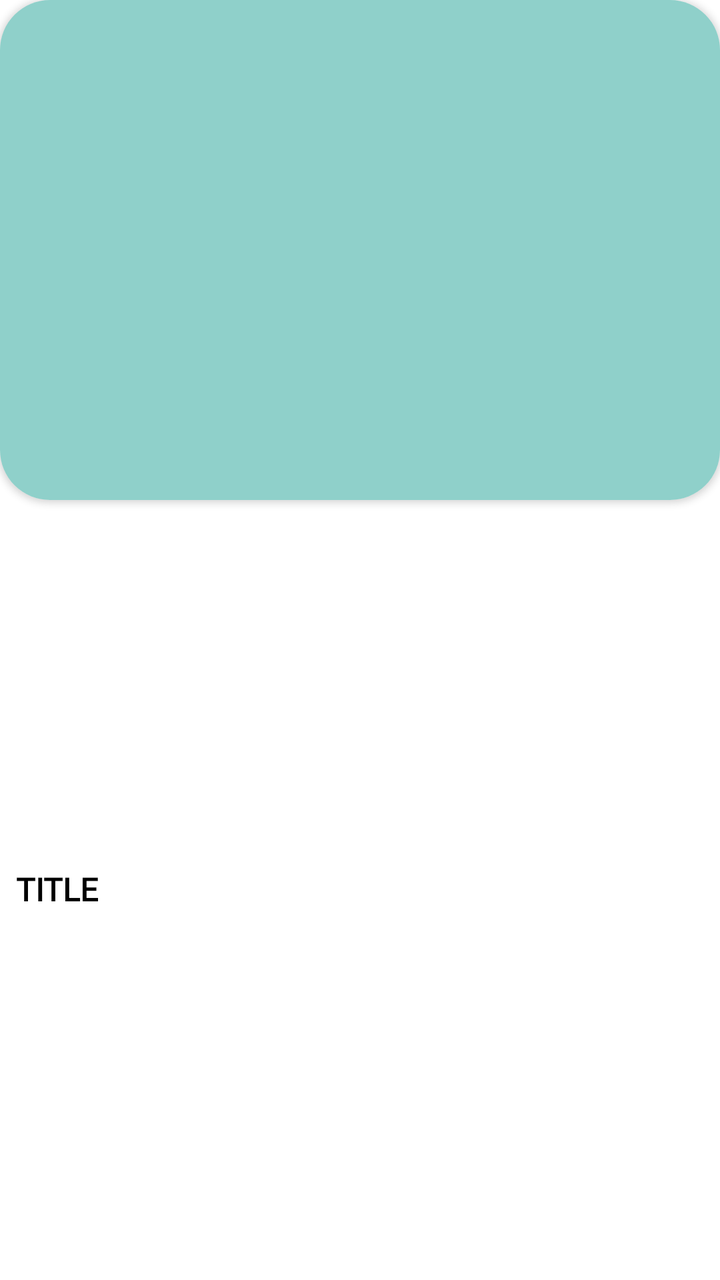
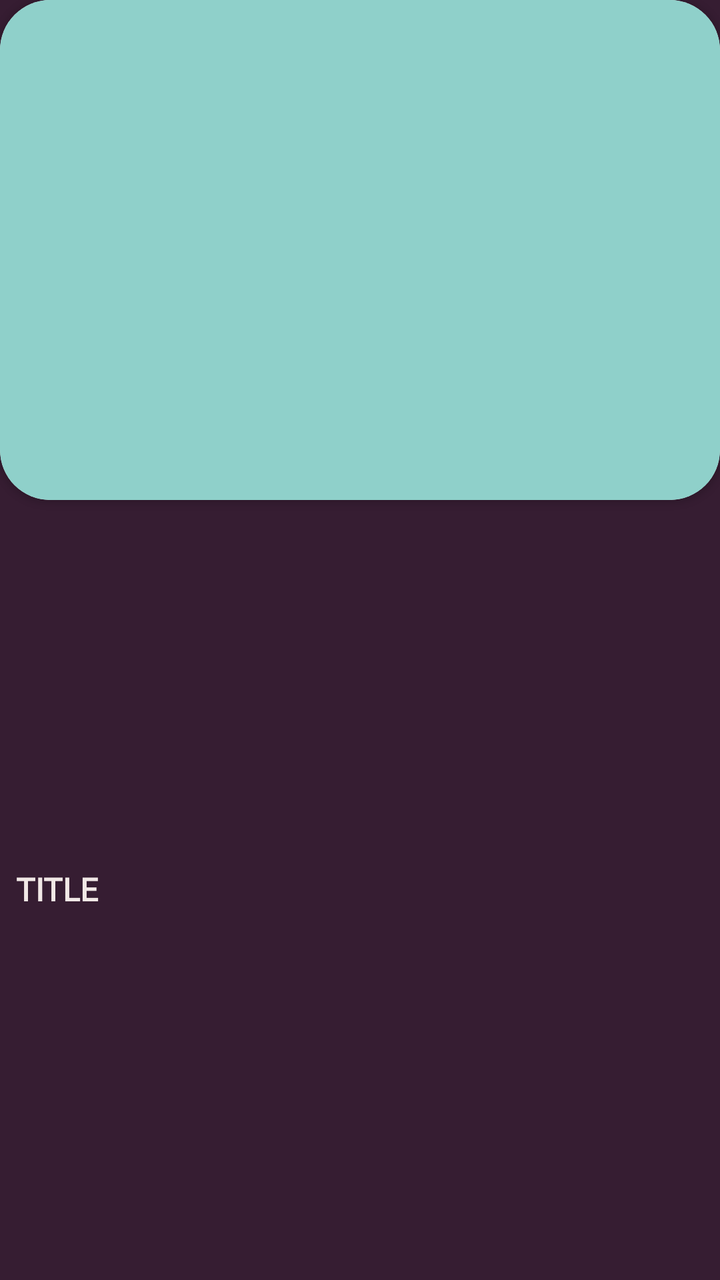

An Android layout rendered at two revisions. The XML below is the earlier revision; the diff shows what the commit changed to produce the second picture.
<!-- AndroidManifest.xml: application theme AppTheme -->
<!-- res/layout/listitems.xml -->
<?xml version="1.0" encoding="utf-8"?>
<androidx.constraintlayout.widget.ConstraintLayout xmlns:android="http://schemas.android.com/apk/res/android"
    xmlns:app="http://schemas.android.com/apk/res-auto"
    android:layout_width="match_parent"
    android:layout_height="wrap_content"
    android:layout_marginLeft="16dp"
    android:layout_marginTop="16dp"
    android:layout_marginRight="16dp"
    android:background="#FFFFFF">

    <androidx.cardview.widget.CardView
        android:id="@+id/cardView"
        android:layout_width="0dp"
        android:layout_height="250dp"
        app:cardCornerRadius="25dp"
        android:layout_marginBottom="16dp"
        android:background="@color/colorPrimaryDark"
        app:layout_constraintEnd_toEndOf="parent"
        app:layout_constraintStart_toStartOf="parent"
        app:layout_constraintTop_toTopOf="parent">

        <ImageView
            android:id="@+id/imageViewThumbnail"
            android:layout_width="match_parent"
            android:layout_height="match_parent"
            android:background="#8FD0CA"
            android:contentDescription="ThumbImage"
            android:scaleType="fitXY" />
    </androidx.cardview.widget.CardView>

    <TextView
        android:id="@+id/textViewTitle"
        android:layout_width="0dp"
        android:layout_height="wrap_content"
        android:layout_gravity="bottom"
        android:layout_marginStart="8dp"
        android:layout_marginTop="4dp"
        android:layout_marginEnd="8dp"
        android:background="@android:color/white"
        android:fontFamily="@font/rubik"
        android:paddingBottom="5dp"
        android:text="TITLE"
        android:textColor="@android:color/black"
        android:textSize="16sp"
        android:textStyle="bold"
        app:layout_constraintBottom_toBottomOf="parent"
        app:layout_constraintEnd_toEndOf="@id/cardView"
        app:layout_constraintStart_toStartOf="@id/cardView"
        app:layout_constraintTop_toBottomOf="@id/cardView" />
</androidx.constraintlayout.widget.ConstraintLayout>
<!-- resources referenced by this layout -->
<resources>
  <color name="colorPrimaryDark">#3700B3</color>
  <style name="AppTheme" parent="Theme.AppCompat.Light.NoActionBar">
          
          <item name="colorPrimary">#6200EE</item>
          <item name="colorPrimaryDark">#3700B3</item>
          <item name="colorAccent">@color/colorAccent</item>
      </style>
  <color name="colorAccent">#03DAC5</color>
</resources>

<!-- the commit's change to res/layout/listitems.xml (unified diff, before → after) -->
@@ -6,10 +6,10 @@
     android:layout_marginLeft="16dp"
     android:layout_marginTop="16dp"
     android:layout_marginRight="16dp"
-    android:background="#FFFFFF">
+    android:background="@color/lightBgColor">
 
     <androidx.cardview.widget.CardView
-        android:id="@+id/cardView"
+        android:id="@+id/MaincardView"
         android:layout_width="0dp"
         android:layout_height="250dp"
         app:cardCornerRadius="25dp"
@@ -36,15 +36,14 @@
         android:layout_marginStart="8dp"
         android:layout_marginTop="4dp"
         android:layout_marginEnd="8dp"
-        android:background="@android:color/white"
         android:fontFamily="@font/rubik"
         android:paddingBottom="5dp"
         android:text="TITLE"
-        android:textColor="@android:color/black"
+        android:textColor="@color/textColorDark"
         android:textSize="16sp"
         android:textStyle="bold"
         app:layout_constraintBottom_toBottomOf="parent"
-        app:layout_constraintEnd_toEndOf="@id/cardView"
-        app:layout_constraintStart_toStartOf="@id/cardView"
-        app:layout_constraintTop_toBottomOf="@id/cardView" />
+        app:layout_constraintEnd_toEndOf="@id/MaincardView"
+        app:layout_constraintStart_toStartOf="@id/MaincardView"
+        app:layout_constraintTop_toBottomOf="@id/MaincardView" />
 </androidx.constraintlayout.widget.ConstraintLayout>
<!-- resource entries referenced after the edit -->
@@ -1,12 +1,15 @@
 <!-- resources referenced by this layout -->
 <resources>
-  <color name="colorPrimaryDark">#3700B3</color>
+  <color name="colorPrimaryDark">#361d32</color>
+  <color name="lightBgColor">#361d32</color>
+  <color name="textColorDark">#f1e8e6</color>
   <style name="AppTheme" parent="Theme.AppCompat.Light.NoActionBar">
           
-          <item name="colorPrimary">#6200EE</item>
-          <item name="colorPrimaryDark">#3700B3</item>
+          <item name="colorPrimary">@color/colorPrimary</item>
+          <item name="colorPrimaryDark">@color/colorPrimary</item>
           <item name="colorAccent">@color/colorAccent</item>
       </style>
+  <color name="colorPrimary">#361d32</color>
   <color name="colorAccent">#03DAC5</color>
 </resources>
 
